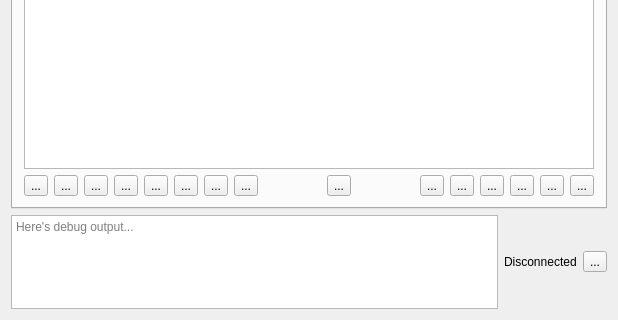
Qt form wrenchmainwindow.ui (baohaojun/system-config) before a commit; both pictures show x 0 to 618 and y 272 to 592 of the 618 by 592 pixel window.
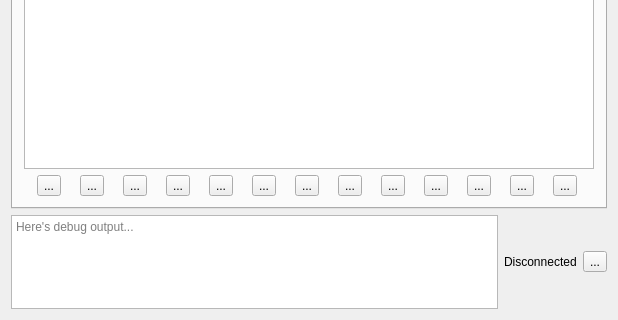
The same form after that commit. Icons and pictures are not drawn. Custom widgets are drawn as their Qt base class.

Commit message: emojimodel.cpp: make timer right wrench.lua: add weibo search wrenchmainwindow.cpp: remove momo and notes

Diff of the .ui file:
```diff
--- a/wrenchmainwindow.ui
+++ b/wrenchmainwindow.ui
@@ -140,53 +140,8 @@
             </property>
            </widget>
           </item>
-          <item>
-           <widget class="QToolButton" name="tbMomo">
-            <property name="toolTip">
-             <string>Share to Momo</string>
-            </property>
-            <property name="text">
-             <string>...</string>
-            </property>
-            <property name="icon">
-             <iconset resource="Wrench.qrc">
-              <normaloff>:/skin/default/resources/momo.png</normaloff>:/skin/default/resources/momo.png</iconset>
-            </property>
-            <property name="checkable">
-             <bool>true</bool>
-            </property>
-           </widget>
-          </item>
-          <item>
-           <widget class="QToolButton" name="tbNotes">
-            <property name="toolTip">
-             <string>Generate a Smartisan Note before sharing</string>
-            </property>
-            <property name="text">
-             <string>...</string>
-            </property>
-            <property name="icon">
-             <iconset resource="Wrench.qrc">
-              <normaloff>:/skin/default/resources/notes.png</normaloff>:/skin/default/resources/notes.png</iconset>
-            </property>
-            <property name="checkable">
-             <bool>true</bool>
-            </property>
-           </widget>
-          </item>
-          <item>
-           <spacer name="horizontalSpacer">
-            <property name="orientation">
-             <enum>Qt::Horizontal</enum>
-            </property>
-            <property name="sizeHint" stdset="0">
-             <size>
-              <width>40</width>
-              <height>20</height>
-             </size>
-            </property>
-           </spacer>
-          </item>
+
+
           <item>
            <widget class="QToolButton" name="tbPhoneScreen">
             <property name="toolTip">
@@ -204,19 +159,8 @@
             </property>
            </widget>
           </item>
-          <item>
-           <spacer name="horizontalSpacer_4">
-            <property name="orientation">
-             <enum>Qt::Horizontal</enum>
-            </property>
-            <property name="sizeHint" stdset="0">
-             <size>
-              <width>40</width>
-              <height>20</height>
-             </size>
-            </property>
-           </spacer>
-          </item>
+
+
           <item>
            <widget class="QToolButton" name="tbPhoneCall">
             <property name="toolTip">
```
Left out of the diff: 18 changed lines with no effect on the pictures. The commit also changes 5 other files.
